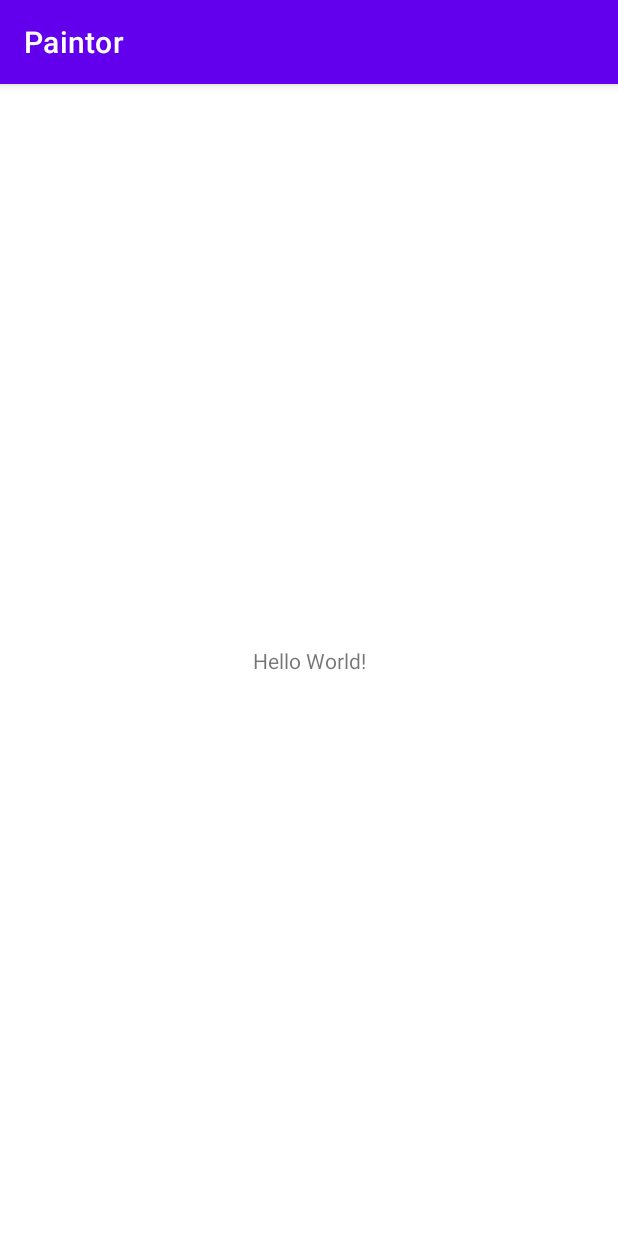
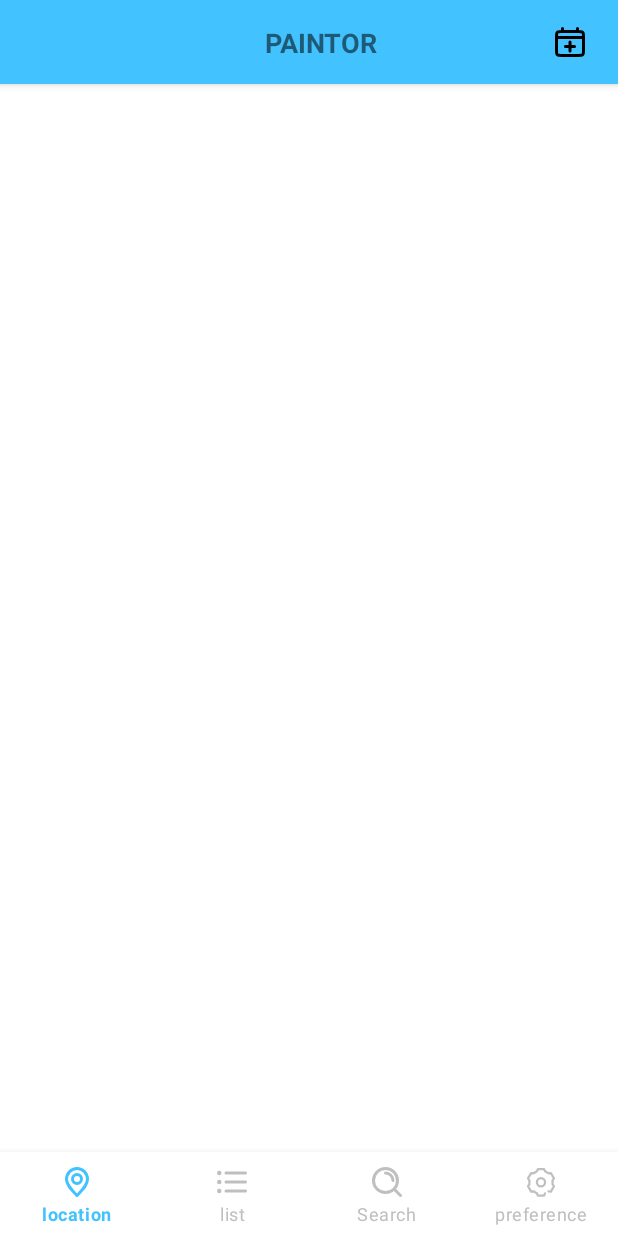
Before and after one commit to PAINTORS/Paintor-AOS, an Android app: the screen it shows after launch (MainActivity), on a phone screen of 412 x 824 dp. Run offline under Robolectric (Android 15) with nearby library versions, the phone set to English and light mode, and no system bars; our stand-ins replace data binding; libraries missing offline, so code that uses them is left out: android.view.

Commit message:
[BASE] MainActivity UI

```diff
--- a/Paintor/app/build.gradle
+++ b/Paintor/app/build.gradle
@@ -30,6 +30,12 @@ android {
     kotlinOptions {
         jvmTarget = '1.8'
     }
+
+    buildFeatures {
+        viewBinding true
+        dataBinding true
+    }
+
 }
 
 dependencies {
--- a/Paintor/app/src/main/java/com/jina/paintor/MainActivity.kt
+++ b/Paintor/app/src/main/java/com/jina/paintor/MainActivity.kt
@@ -2,10 +2,18 @@ package com.jina.paintor
 
 import androidx.appcompat.app.AppCompatActivity
 import android.os.Bundle
+import com.jina.paintor.databinding.ActivityMainBinding
 
 class MainActivity : AppCompatActivity() {
+
+    private val binding: ActivityMainBinding by lazy {
+        ActivityMainBinding.inflate(layoutInflater)
+    }
+
     override fun onCreate(savedInstanceState: Bundle?) {
         super.onCreate(savedInstanceState)
-        setContentView(R.layout.activity_main)
+        setContentView(binding.root)
+
+        binding.includeToolbar.toolbarTitle = "PAINTOR"
     }
 }
--- /dev/null
+++ b/Paintor/app/src/main/res/drawable/ic_calendar.xml
@@ -0,0 +1,7 @@
+<vector android:height="24dp" android:viewportHeight="24"
+    android:viewportWidth="24" android:width="24dp" xmlns:android="http://schemas.android.com/apk/res/android">
+    <path android:fillColor="#00000000"
+        android:pathData="M3,9H21M12,18V12M15,15.001L9,15M7,3V5M17,3V5M6.2,21H17.8C18.92,21 19.48,21 19.908,20.782C20.284,20.59 20.59,20.284 20.782,19.908C21,19.48 21,18.92 21,17.8V8.2C21,7.08 21,6.52 20.782,6.092C20.59,5.716 20.284,5.41 19.908,5.218C19.48,5 18.92,5 17.8,5H6.2C5.08,5 4.52,5 4.092,5.218C3.716,5.41 3.41,5.716 3.218,6.092C3,6.52 3,7.08 3,8.2V17.8C3,18.92 3,19.48 3.218,19.908C3.41,20.284 3.716,20.59 4.092,20.782C4.52,21 5.08,21 6.2,21Z"
+        android:strokeColor="#000000" android:strokeLineCap="round"
+        android:strokeLineJoin="round" android:strokeWidth="2"/>
+</vector>
--- /dev/null
+++ b/Paintor/app/src/main/res/drawable/ic_list.xml
@@ -0,0 +1,13 @@
+<vector xmlns:android="http://schemas.android.com/apk/res/android"
+    android:width="800dp"
+    android:height="800dp"
+    android:viewportWidth="24"
+    android:viewportHeight="24">
+  <path
+      android:pathData="M8,6.001L21,6.001M8,12.001L21,12.002M8,18.001L21,18.001M3.5,6H3.51M3.5,12H3.51M3.5,18H3.51M4,6C4,6.276 3.776,6.5 3.5,6.5C3.224,6.5 3,6.276 3,6C3,5.724 3.224,5.5 3.5,5.5C3.776,5.5 4,5.724 4,6ZM4,12C4,12.276 3.776,12.5 3.5,12.5C3.224,12.5 3,12.276 3,12C3,11.724 3.224,11.5 3.5,11.5C3.776,11.5 4,11.724 4,12ZM4,18C4,18.276 3.776,18.5 3.5,18.5C3.224,18.5 3,18.276 3,18C3,17.724 3.224,17.5 3.5,17.5C3.776,17.5 4,17.724 4,18Z"
+      android:strokeLineJoin="round"
+      android:strokeWidth="2"
+      android:fillColor="#00000000"
+      android:strokeColor="#000000"
+      android:strokeLineCap="round"/>
+</vector>
--- /dev/null
+++ b/Paintor/app/src/main/res/drawable/ic_location.xml
@@ -0,0 +1,20 @@
+<vector xmlns:android="http://schemas.android.com/apk/res/android"
+    android:width="800dp"
+    android:height="800dp"
+    android:viewportWidth="24"
+    android:viewportHeight="24">
+  <path
+      android:pathData="M12,21C15.5,17.4 19,14.176 19,10.2C19,6.224 15.866,3 12,3C8.134,3 5,6.224 5,10.2C5,14.176 8.5,17.4 12,21Z"
+      android:strokeLineJoin="round"
+      android:strokeWidth="2"
+      android:fillColor="#00000000"
+      android:strokeColor="#000000"
+      android:strokeLineCap="round"/>
+  <path
+      android:pathData="M12,13C13.657,13 15,11.657 15,10C15,8.343 13.657,7 12,7C10.343,7 9,8.343 9,10C9,11.657 10.343,13 12,13Z"
+      android:strokeLineJoin="round"
+      android:strokeWidth="2"
+      android:fillColor="#00000000"
+      android:strokeColor="#000000"
+      android:strokeLineCap="round"/>
+</vector>
--- /dev/null
+++ b/Paintor/app/src/main/res/drawable/ic_preference.xml
@@ -0,0 +1,20 @@
+<vector xmlns:android="http://schemas.android.com/apk/res/android"
+    android:width="800dp"
+    android:height="800dp"
+    android:viewportWidth="128"
+    android:viewportHeight="128">
+  <path
+      android:pathData="M64,65m-14.5,0a14.5,14.5 0,1 1,29 0a14.5,14.5 0,1 1,-29 0"
+      android:strokeLineJoin="round"
+      android:strokeWidth="8"
+      android:fillColor="#00000000"
+      android:strokeColor="#0F005B"
+      android:strokeLineCap="round"/>
+  <path
+      android:pathData="M78.4,104.3L75,112c-10.5,0 -11.6,0 -22.1,0l-3.4,-7.7c-4.6,-2.6 -7.8,-4.5 -12.3,-7.1l-8.4,0.9c-5.2,-9.1 -5.8,-10 -11,-19.1l5,-6.8c0,-5.3 0,-9 0,-14.2l-5,-6.8c5.2,-9.1 5.8,-10 11,-19.1l8.4,0.9c4.6,-2.6 7.8,-4.5 12.3,-7.1l3.4,-7.7c10.5,0 11.6,0 22.1,0l3.4,7.7c4.6,2.6 7.8,4.5 12.3,7.1l8.4,-0.9c5.2,9.1 5.8,10 11,19.1l-5,6.8c0,5.3 0,9 0,14.2l5,6.8c-5.2,9.1 -5.8,10 -11,19.1l-8.4,-0.9"
+      android:strokeLineJoin="round"
+      android:strokeWidth="8"
+      android:fillColor="#00000000"
+      android:strokeColor="#0F005B"
+      android:strokeLineCap="round"/>
+</vector>
--- /dev/null
+++ b/Paintor/app/src/main/res/drawable/ic_search.xml
@@ -0,0 +1,13 @@
+<vector xmlns:android="http://schemas.android.com/apk/res/android"
+    android:width="800dp"
+    android:height="800dp"
+    android:viewportWidth="24"
+    android:viewportHeight="24">
+  <path
+      android:pathData="M11,6C13.761,6 16,8.239 16,11M16.659,16.655L21,21M19,11C19,15.418 15.418,19 11,19C6.582,19 3,15.418 3,11C3,6.582 6.582,3 11,3C15.418,3 19,6.582 19,11Z"
+      android:strokeLineJoin="round"
+      android:strokeWidth="2"
+      android:fillColor="#00000000"
+      android:strokeColor="#000000"
+      android:strokeLineCap="round"/>
+</vector>
--- /dev/null
+++ b/Paintor/app/src/main/res/drawable/selector_tab_color.xml
@@ -0,0 +1,5 @@
+<?xml version="1.0" encoding="utf-8"?>
+<selector xmlns:android="http://schemas.android.com/apk/res/android">
+    <item android:color="#42C2FF" android:state_checked="true" />
+    <item android:color="#bfbfbf" android:state_checked="false" />
+</selector>
--- a/Paintor/app/src/main/res/layout/activity_main.xml
+++ b/Paintor/app/src/main/res/layout/activity_main.xml
@@ -6,13 +6,35 @@
     android:layout_height="match_parent"
     tools:context=".MainActivity">
 
-    <TextView
-        android:layout_width="wrap_content"
+    <com.google.android.material.appbar.AppBarLayout
+        android:id="@+id/appBar"
+        android:layout_width="match_parent"
         android:layout_height="wrap_content"
-        android:text="Hello World!"
+        tools:ignore="MissingConstraints">
+
+        <include
+            android:id="@+id/includeToolbar"
+            layout="@layout/include_tool_bar" />
+
+    </com.google.android.material.appbar.AppBarLayout>
+
+    <FrameLayout
+        android:id="@+id/flTab"
+        android:layout_width="match_parent"
+        android:layout_height="0dp"
         app:layout_constraintBottom_toBottomOf="parent"
-        app:layout_constraintEnd_toEndOf="parent"
-        app:layout_constraintStart_toStartOf="parent"
-        app:layout_constraintTop_toTopOf="parent" />
+        app:layout_constraintBottom_toTopOf="@+id/bottom_navi_view"
+        app:layout_constraintTop_toBottomOf="@+id/appBar" />
+
+    <com.google.android.material.bottomnavigation.BottomNavigationView
+        android:id="@+id/bottom_navi_view"
+        android:layout_width="match_parent"
+        android:layout_height="56dp"
+        android:textSize="13sp"
+        app:itemIconTint="@drawable/selector_tab_color"
+        app:itemTextColor="@drawable/selector_tab_color"
+        app:labelVisibilityMode="labeled"
+        app:layout_constraintBottom_toBottomOf="parent"
+        app:menu="@menu/menu_bottom_nav" />
 
 </androidx.constraintlayout.widget.ConstraintLayout>
--- /dev/null
+++ b/Paintor/app/src/main/res/layout/include_tool_bar.xml
@@ -0,0 +1,62 @@
+<?xml version="1.0" encoding="utf-8"?>
+<layout xmlns:android="http://schemas.android.com/apk/res/android"
+    xmlns:app="http://schemas.android.com/apk/res-auto"
+    xmlns:tools="http://schemas.android.com/tools">
+
+    <data>
+
+        <import type="android.view.View" />
+
+        <variable
+            name="isMain"
+            type="java.lang.Boolean" />
+
+        <variable
+            name="toolbarTitle"
+            type="java.lang.String" />
+
+    </data>
+
+    <LinearLayout
+        android:layout_width="match_parent"
+        android:layout_height="wrap_content"
+        android:orientation="vertical">
+
+        <androidx.constraintlayout.widget.ConstraintLayout
+            android:layout_width="match_parent"
+            android:layout_height="56dp"
+            android:background="#42C2FF">
+
+            <TextView
+                android:id="@+id/tvTitle"
+                android:layout_width="0dp"
+                android:layout_height="wrap_content"
+                android:layout_marginStart="15dp"
+                android:bufferType="spannable"
+                android:gravity="center"
+                android:maxLines="1"
+                android:text="@{toolbarTitle}"
+                android:textSize="18dp"
+                android:textStyle="bold"
+                android:visibility="@{toolbarTitle == null? View.INVISIBLE:View.VISIBLE}"
+                app:layout_constraintBottom_toBottomOf="parent"
+                app:layout_constraintLeft_toLeftOf="parent"
+                app:layout_constraintRight_toRightOf="parent"
+                app:layout_constraintTop_toTopOf="parent"
+                tools:text="@string/app_name"
+                tools:visibility="visible" />
+
+            <ImageView
+                android:id="@+id/ivCalendar"
+                android:layout_width="wrap_content"
+                android:layout_height="wrap_content"
+                android:layout_marginRight="20dp"
+                android:src="@drawable/ic_calendar"
+                app:layout_constraintBottom_toBottomOf="parent"
+                app:layout_constraintRight_toRightOf="parent"
+                app:layout_constraintTop_toTopOf="parent" />
+
+
+        </androidx.constraintlayout.widget.ConstraintLayout>
+    </LinearLayout>
+</layout>
--- /dev/null
+++ b/Paintor/app/src/main/res/menu/menu_bottom_nav.xml
@@ -0,0 +1,28 @@
+<?xml version="1.0" encoding="utf-8"?>
+<menu xmlns:android="http://schemas.android.com/apk/res/android"
+    xmlns:app="http://schemas.android.com/apk/res-auto">
+
+    <item
+        android:id="@+id/tabGroup"
+        android:icon="@drawable/ic_location"
+        android:title="location"
+        app:showAsAction="always" />
+
+    <item
+        android:id="@+id/tabContact"
+        android:icon="@drawable/ic_list"
+        android:title="list"
+        app:showAsAction="always" />
+
+    <item
+        android:id="@+id/tabRecent"
+        android:icon="@drawable/ic_search"
+        android:title="Search"
+        app:showAsAction="always" />
+
+    <item
+        android:id="@+id/tabLocation"
+        android:icon="@drawable/ic_preference"
+        android:title="preference" />
+
+</menu>
--- a/Paintor/app/src/main/res/values-night/themes.xml
+++ b/Paintor/app/src/main/res/values-night/themes.xml
@@ -1,6 +1,6 @@
 <resources xmlns:tools="http://schemas.android.com/tools">
     <!-- Base application theme. -->
-    <style name="Theme.Paintor" parent="Theme.MaterialComponents.DayNight.DarkActionBar">
+    <style name="Theme.Paintor" parent="Theme.MaterialComponents.DayNight.NoActionBar">
         <!-- Primary brand color. -->
         <item name="colorPrimary">@color/purple_200</item>
         <item name="colorPrimaryVariant">@color/purple_700</item>
--- a/Paintor/app/src/main/res/values/themes.xml
+++ b/Paintor/app/src/main/res/values/themes.xml
@@ -1,6 +1,6 @@
 <resources xmlns:tools="http://schemas.android.com/tools">
     <!-- Base application theme. -->
-    <style name="Theme.Paintor" parent="Theme.MaterialComponents.DayNight.DarkActionBar">
+    <style name="Theme.Paintor" parent="Theme.MaterialComponents.DayNight.NoActionBar">
         <!-- Primary brand color. -->
         <item name="colorPrimary">@color/purple_500</item>
         <item name="colorPrimaryVariant">@color/purple_700</item>
```
